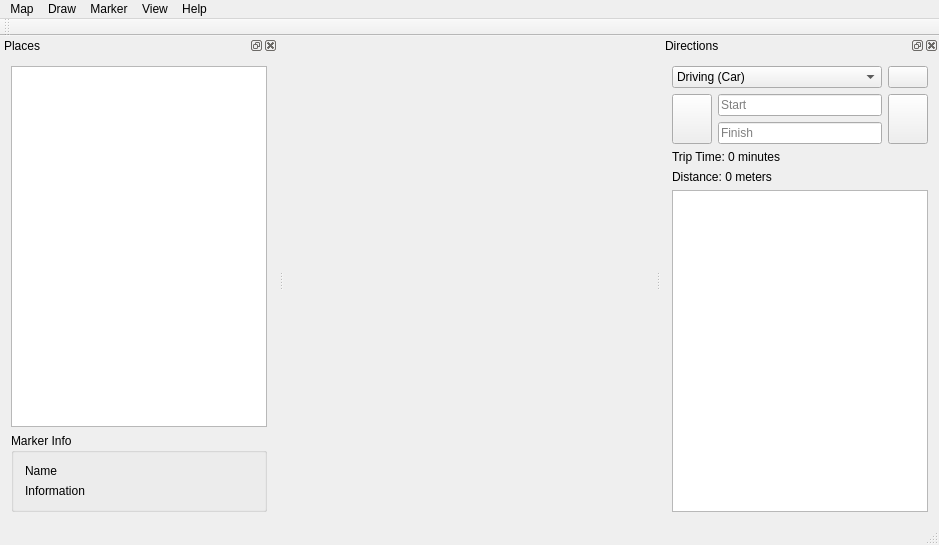
The window that explorer/mainwindow.ui (archnemesis/OSMExplorer) describes before a commit, drawn with Qt 5.
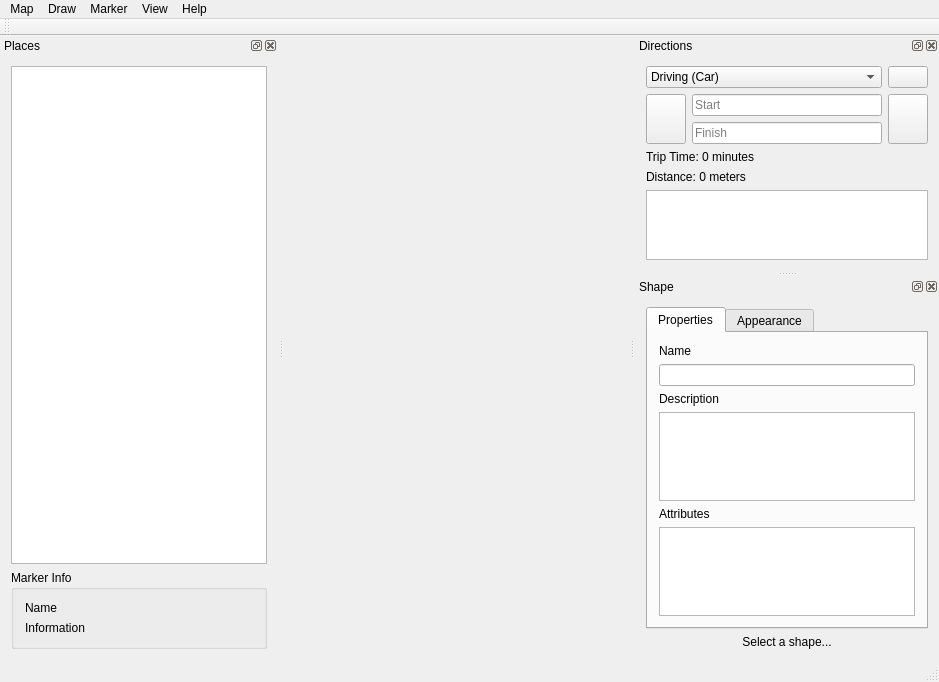
The same window after the commit. Icons and pictures are not drawn. Custom widgets are drawn as their Qt base class.

```diff
--- a/explorer/mainwindow.ui
+++ b/explorer/mainwindow.ui
@@ -7,7 +7,7 @@
     <x>0</x>
     <y>0</y>
     <width>939</width>
-    <height>545</height>
+    <height>682</height>
    </rect>
   </property>
   <property name="windowTitle">
@@ -353,6 +353,116 @@
     </layout>
    </widget>
   </widget>
+  <widget class="QDockWidget" name="dockWidget_3">
+   <property name="windowTitle">
+    <string>Shape</string>
+   </property>
+   <attribute name="dockWidgetArea">
+    <number>2</number>
+   </attribute>
+   <widget class="QWidget" name="dockWidgetContents_3">
+    <layout class="QVBoxLayout" name="verticalLayout_6">
+     <item>
+      <widget class="QTabWidget" name="tabShapeEditor">
+       <property name="currentIndex">
+        <number>0</number>
+       </property>
+       <widget class="QWidget" name="tab">
+        <attribute name="title">
+         <string>Properties</string>
+        </attribute>
+        <layout class="QVBoxLayout" name="verticalLayout_5">
+         <item>
+          <widget class="QLabel" name="label_3">
+           <property name="text">
+            <string>Name</string>
+           </property>
+          </widget>
+         </item>
+         <item>
+          <widget class="QLineEdit" name="lineEdit"/>
+         </item>
+         <item>
+          <widget class="QLabel" name="label_4">
+           <property name="text">
+            <string>Description</string>
+           </property>
+          </widget>
+         </item>
+         <item>
+          <widget class="QPlainTextEdit" name="plainTextEdit"/>
+         </item>
+         <item>
+          <widget class="QLabel" name="label_5">
+           <property name="text">
+            <string>Attributes</string>
+           </property>
+          </widget>
+         </item>
+         <item>
+          <widget class="QTreeView" name="treeView"/>
+         </item>
+        </layout>
+       </widget>
+       <widget class="QWidget" name="tab_2">
+        <attribute name="title">
+         <string>Appearance</string>
+        </attribute>
+        <widget class="QLabel" name="label_6">
+         <property name="geometry">
+          <rect>
+           <x>10</x>
+           <y>10</y>
+           <width>101</width>
+           <height>16</height>
+          </rect>
+         </property>
+         <property name="text">
+          <string>Border Color</string>
+         </property>
+        </widget>
+        <widget class="QLabel" name="label_7">
+         <property name="geometry">
+          <rect>
+           <x>10</x>
+           <y>30</y>
+           <width>91</width>
+           <height>16</height>
+          </rect>
+         </property>
+         <property name="text">
+          <string>Border Size</string>
+         </property>
+        </widget>
+       </widget>
+      </widget>
+     </item>
+     <item>
+      <widget class="QLabel" name="lblNoShapeSelected">
+       <property name="text">
+        <string>Select a shape...</string>
+       </property>
+       <property name="alignment">
+        <set>Qt::AlignCenter</set>
+       </property>
+      </widget>
+     </item>
+     <item>
+      <spacer name="verticalSpacer">
+       <property name="orientation">
+        <enum>Qt::Vertical</enum>
+       </property>
+       <property name="sizeHint" stdset="0">
+        <size>
+         <width>20</width>
+         <height>40</height>
+        </size>
+       </property>
+      </spacer>
+     </item>
+    </layout>
+   </widget>
+  </widget>
   <action name="actionExit">
    <property name="text">
     <string>Exit</string>
```
Left out of the diff: 4 changed lines with no effect on the pictures.
